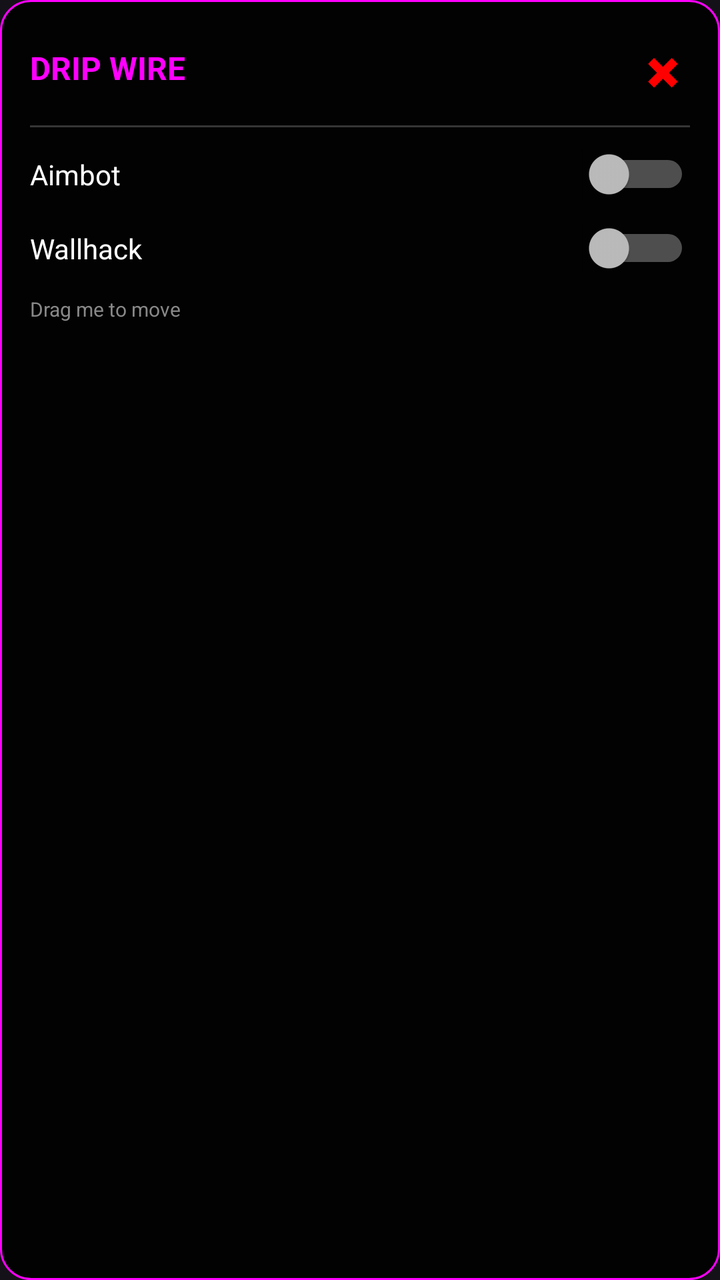
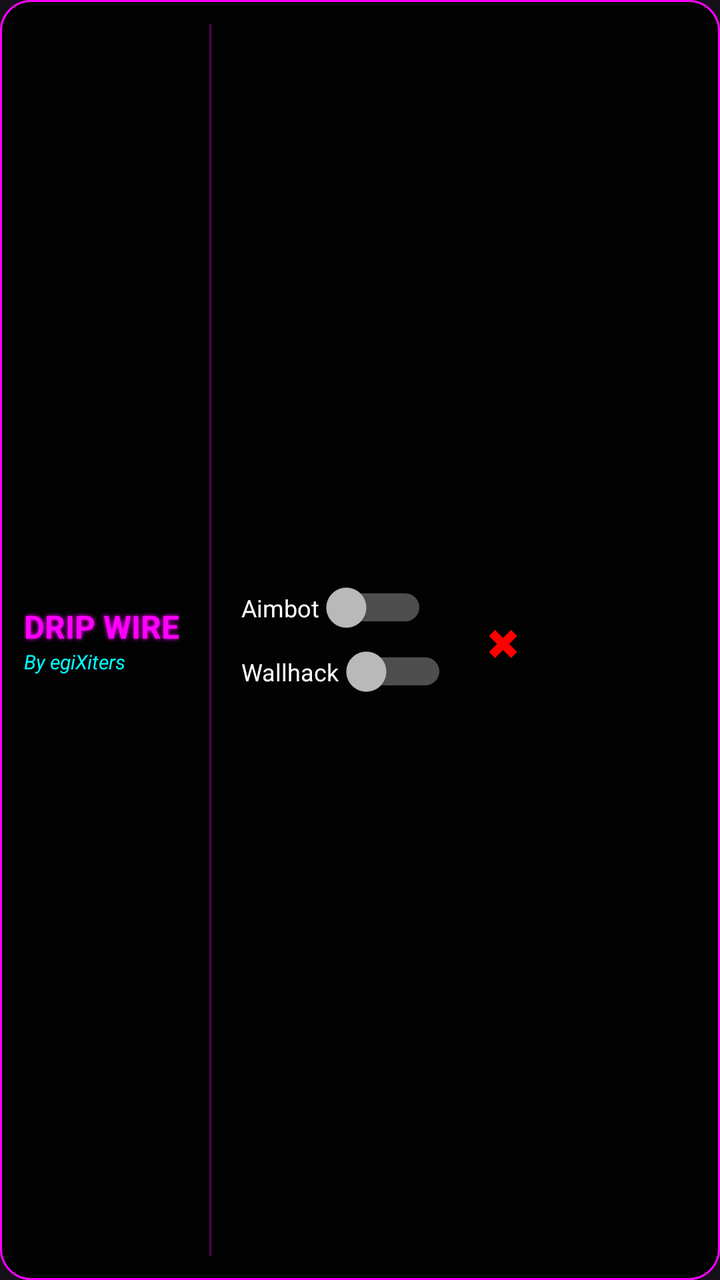

Two renders of the same Android screen: before a commit and after it. Below are the layout's source before the change and the commit's diff.
<!-- AndroidManifest.xml: application theme Theme.Material3.Dark.NoActionBar -->
<!-- res/layout/layout_floating.xml -->
<?xml version="1.0" encoding="utf-8"?>
<LinearLayout xmlns:android="http://schemas.android.com/apk/res/android"
    android:id="@+id/root_floating"
    android:layout_width="wrap_content" android:layout_height="wrap_content"
    android:background="@drawable/bg_floating"
    android:orientation="vertical" android:padding="15dp">

    
    <LinearLayout android:layout_width="match_parent" android:layout_height="wrap_content" android:orientation="horizontal" android:gravity="center_vertical" android:layout_marginBottom="10dp">
        <TextView android:layout_width="0dp" android:layout_weight="1" android:layout_height="wrap_content" 
            android:text="DRIP WIRE" android:textColor="#FF00FF" android:textStyle="bold" android:textSize="16sp"/>
        <TextView android:id="@+id/btnCloseMenu" android:layout_width="wrap_content" android:layout_height="wrap_content" 
            android:text="✖" android:textColor="#FF0000" android:textSize="20sp" android:padding="5dp"/>
    </LinearLayout>

    <View android:layout_width="match_parent" android:layout_height="1dp" android:background="#33FFFFFF" android:layout_marginBottom="10dp"/>

    <Switch android:id="@+id/swAimbot" android:layout_width="match_parent" android:layout_height="wrap_content" 
        android:text="Aimbot" android:textColor="#FFFFFF" android:layout_marginBottom="10dp"/>
        
    <Switch android:id="@+id/swWallhack" android:layout_width="match_parent" android:layout_height="wrap_content" 
        android:text="Wallhack" android:textColor="#FFFFFF"/>

    <TextView android:layout_width="wrap_content" android:layout_height="wrap_content" 
        android:text="Drag me to move" android:textColor="#888888" android:textSize="10sp" android:layout_marginTop="10dp"/>
</LinearLayout>
<!-- resources referenced by this layout -->
<resources>
  <!-- drawable bg_floating (drawable) -->
  <?xml version="1.0" encoding="utf-8"?>
  <shape xmlns:android="http://schemas.android.com/apk/res/android">
      <solid android:color="#E6000000"/>
      <corners android:radius="15dp"/>
      <stroke android:width="1dp" android:color="#FF00FF"/>
  </shape>
</resources>

<!-- the commit's change to res/layout/layout_floating.xml (unified diff, before → after) -->
@@ -1,26 +1,75 @@
 <?xml version="1.0" encoding="utf-8"?>
 <LinearLayout xmlns:android="http://schemas.android.com/apk/res/android"
     android:id="@+id/root_floating"
-    android:layout_width="wrap_content" android:layout_height="wrap_content"
+    android:layout_width="wrap_content"
+    android:layout_height="wrap_content"
     android:background="@drawable/bg_floating"
-    android:orientation="vertical" android:padding="15dp">
+    android:orientation="horizontal"
+    android:padding="12dp"
+    android:gravity="center_vertical">
 
     
-    <LinearLayout android:layout_width="match_parent" android:layout_height="wrap_content" android:orientation="horizontal" android:gravity="center_vertical" android:layout_marginBottom="10dp">
-        <TextView android:layout_width="0dp" android:layout_weight="1" android:layout_height="wrap_content" 
-            android:text="DRIP WIRE" android:textColor="#FF00FF" android:textStyle="bold" android:textSize="16sp"/>
-        <TextView android:id="@+id/btnCloseMenu" android:layout_width="wrap_content" android:layout_height="wrap_content" 
-            android:text="✖" android:textColor="#FF0000" android:textSize="20sp" android:padding="5dp"/>
+    <LinearLayout
+        android:layout_width="wrap_content"
+        android:layout_height="wrap_content"
+        android:orientation="vertical"
+        android:layout_marginEnd="15dp">
+        
+        <TextView
+            android:layout_width="wrap_content"
+            android:layout_height="wrap_content"
+            android:text="DRIP WIRE"
+            android:textColor="#FF00FF"
+            android:textStyle="bold"
+            android:textSize="16sp"
+            android:shadowColor="#FF00FF"
+            android:shadowRadius="5" />
+            
+        <TextView
+            android:layout_width="wrap_content"
+            android:layout_height="wrap_content"
+            android:text="By egiXiters"
+            android:textColor="#00FFFF"
+            android:textStyle="italic"
+            android:textSize="10sp" />
     </LinearLayout>
 
-    <View android:layout_width="match_parent" android:layout_height="1dp" android:background="#33FFFFFF" android:layout_marginBottom="10dp"/>
+    <View android:layout_width="1dp" android:layout_height="match_parent" android:background="#55FF00FF" android:layout_marginEnd="15dp"/>
 
-    <Switch android:id="@+id/swAimbot" android:layout_width="match_parent" android:layout_height="wrap_content" 
-        android:text="Aimbot" android:textColor="#FFFFFF" android:layout_marginBottom="10dp"/>
-        
-    <Switch android:id="@+id/swWallhack" android:layout_width="match_parent" android:layout_height="wrap_content" 
-        android:text="Wallhack" android:textColor="#FFFFFF"/>
+    
+    <LinearLayout
+        android:layout_width="wrap_content"
+        android:layout_height="wrap_content"
+        android:orientation="vertical">
 
-    <TextView android:layout_width="wrap_content" android:layout_height="wrap_content" 
-        android:text="Drag me to move" android:textColor="#888888" android:textSize="10sp" android:layout_marginTop="10dp"/>
+        <Switch
+            android:id="@+id/swAimbot"
+            android:layout_width="wrap_content"
+            android:layout_height="wrap_content"
+            android:text="Aimbot"
+            android:textColor="#FFFFFF"
+            android:textSize="12sp"
+            android:layout_marginBottom="5dp" />
+            
+        <Switch
+            android:id="@+id/swWallhack"
+            android:layout_width="wrap_content"
+            android:layout_height="wrap_content"
+            android:text="Wallhack"
+            android:textColor="#FFFFFF"
+            android:textSize="12sp" />
+    </LinearLayout>
+
+    
+    <TextView
+        android:id="@+id/btnCloseMenu"
+        android:layout_width="wrap_content"
+        android:layout_height="wrap_content"
+        android:text="✖"
+        android:textColor="#FF0000"
+        android:textSize="18sp"
+        android:textStyle="bold"
+        android:layout_marginStart="15dp"
+        android:padding="5dp" />
+
 </LinearLayout>
